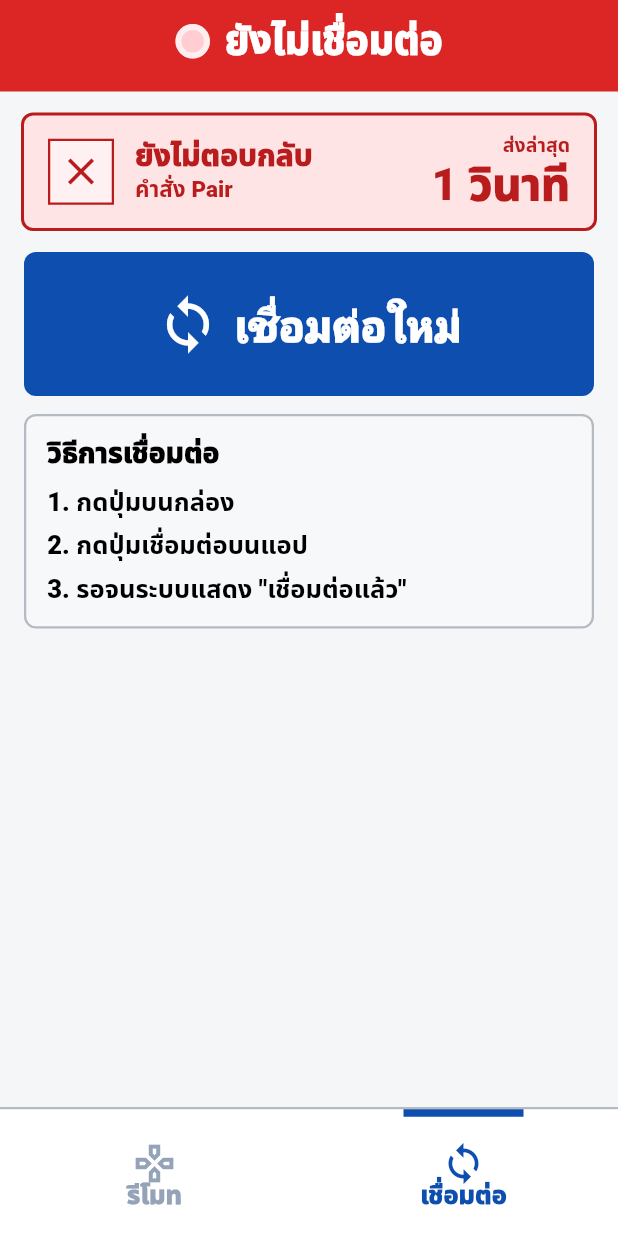
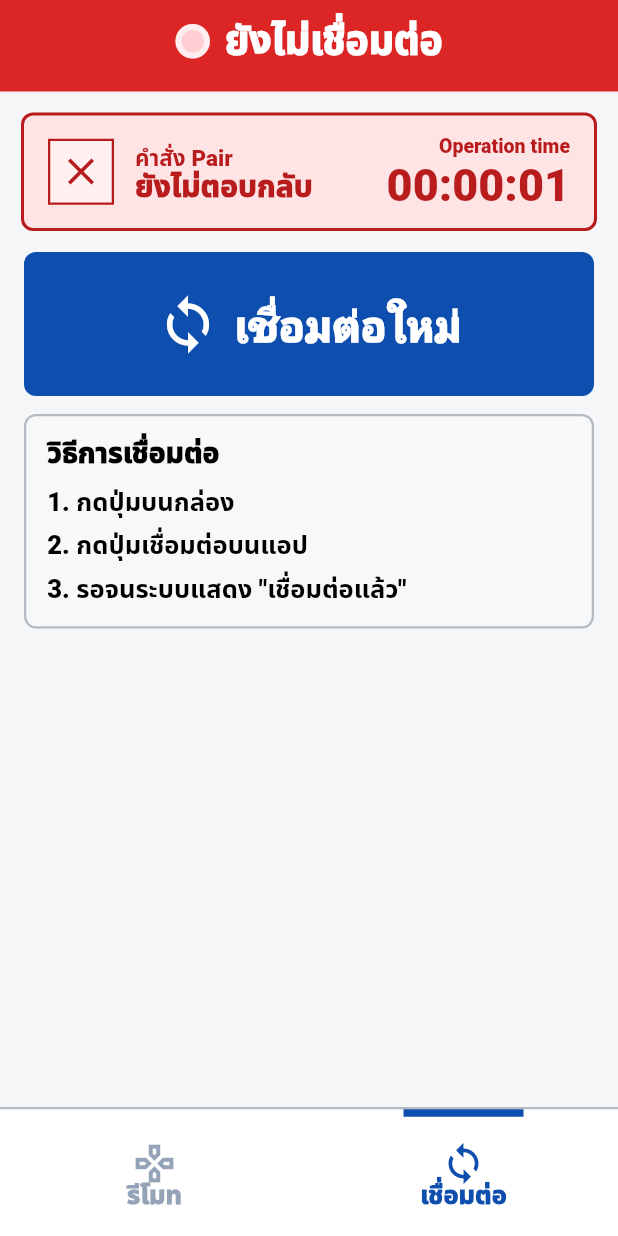
Before and after one commit to nuttawat-saepan/traffic-remote-app, a Flutter app: the screen it shows after launch, after a tap on "เชื่อมต่อใหม่", on a phone screen of 412 x 824 dp. Run offline on Flutter 3.47's test engine with Material 3 defaults, Android fonts, the phone set to English and light mode, and no system bars; our stand-ins replace google_fonts, shared_preferences; missing offline and left inert: usb_serial.

Commit message:
feature: refine command status card and operation time display
*   **Clarity:** Enhance the distinction between the "ready" state and an active command by reordering displayed elements and updating the "ready" status label.
*   **Time Format:** Standardize the 'Operation time' display to `HH:MM:SS` for better consistency and precision.
*   **Labeling:** Automatically prepend "โปรแกรม" to numeric command actions (1-8) for improved readability.

```diff
--- a/lib/app.dart
+++ b/lib/app.dart
@@ -408,7 +408,10 @@ class _CommandStatusCard extends StatelessWidget {
   Widget build(BuildContext context) {
     final visual = _statusVisual(status);
     final entry = this.entry;
-    final details = entry == null ? 'พร้อมส่งคำสั่ง' : 'คำสั่ง ${entry.action}';
+    final isReady = status == TopRemoteStatus.ready;
+    final details = entry == null
+        ? 'พร้อมส่งคำสั่ง'
+        : 'คำสั่ง ${_formatActionLabel(entry.action)}';
     final relativeTime = entry == null
         ? null
         : _formatRelativeTime(DateTime.now().difference(entry.timestamp));
@@ -437,11 +440,11 @@ class _CommandStatusCard extends StatelessWidget {
             ),
             const SizedBox(width: 14),
             Expanded(
-              child: Column(
-                crossAxisAlignment: CrossAxisAlignment.start,
-                children: <Widget>[
-                  Text(
-                    visual.label,
+              child: isReady
+                  ? Text(
+                      'พร้อมส่งคำสั่ง',
+                      maxLines: 1,
+                      overflow: TextOverflow.ellipsis,
                       style: TextStyle(
                         color: visual.foreground,
                         fontSize: 20,
@@ -449,7 +452,10 @@ class _CommandStatusCard extends StatelessWidget {
                         fontWeight: FontWeight.w900,
                         letterSpacing: 0,
                       ),
-                  ),
+                    )
+                  : Column(
+                      crossAxisAlignment: CrossAxisAlignment.start,
+                      children: <Widget>[
                         const SizedBox(height: 4),
                         Text(
                           details,
@@ -463,6 +469,16 @@ class _CommandStatusCard extends StatelessWidget {
                             letterSpacing: 0,
                           ),
                         ),
+                        Text(
+                          visual.label,
+                          style: TextStyle(
+                            color: visual.foreground,
+                            fontSize: 20,
+                            height: 1.05,
+                            fontWeight: FontWeight.w900,
+                            letterSpacing: 0,
+                          ),
+                        ),
                       ],
                     ),
             ),
@@ -473,7 +489,7 @@ class _CommandStatusCard extends StatelessWidget {
                 mainAxisAlignment: MainAxisAlignment.center,
                 children: <Widget>[
                   Text(
-                    'ส่งล่าสุด',
+                    'Operation time',
                     textAlign: TextAlign.right,
                     style: TextStyle(
                       color: visual.foreground,
@@ -504,11 +520,19 @@ class _CommandStatusCard extends StatelessWidget {
     );
   }
 
+  String _formatActionLabel(String action) {
+    final numericAction = int.tryParse(action);
+    if (numericAction != null && numericAction >= 1 && numericAction <= 8) {
+      return 'โปรแกรม $action';
+    }
+    return action;
+  }
+
   _StatusVisual _statusVisual(TopRemoteStatus status) {
     switch (status) {
       case TopRemoteStatus.ready:
         return const _StatusVisual(
-          label: 'พร้อม',
+          label: 'พร้อมส่งคำสั่ง',
           background: Color(0xFFE8F6ED),
           foreground: appGreen,
           iconBackground: Color(0xFFE8F6ED),
@@ -543,18 +567,17 @@ class _CommandStatusCard extends StatelessWidget {
 
   String _formatRelativeTime(Duration elapsed) {
     if (elapsed.isNegative) {
-      return '0 วินาที';
+      return '00:00:00';
     }
-    if (elapsed.inDays >= 1) {
-      return '${elapsed.inDays} วัน';
-    }
-    if (elapsed.inHours >= 1) {
-      return '${elapsed.inHours} ชั่วโมง';
-    }
-    if (elapsed.inMinutes >= 1) {
-      return '${elapsed.inMinutes} นาที';
-    }
-    return '${elapsed.inSeconds} วินาที';
+
+    final cappedSeconds = elapsed.inSeconds.clamp(0, 359999);
+    final hours = cappedSeconds ~/ 3600;
+    final minutes = (cappedSeconds % 3600) ~/ 60;
+    final seconds = cappedSeconds % 60;
+
+    return '${hours.toString().padLeft(2, '0')}:'
+        '${minutes.toString().padLeft(2, '0')}:'
+        '${seconds.toString().padLeft(2, '0')}';
   }
 }
 
```
Lines whose indentation alone changed are shown as unchanged.
